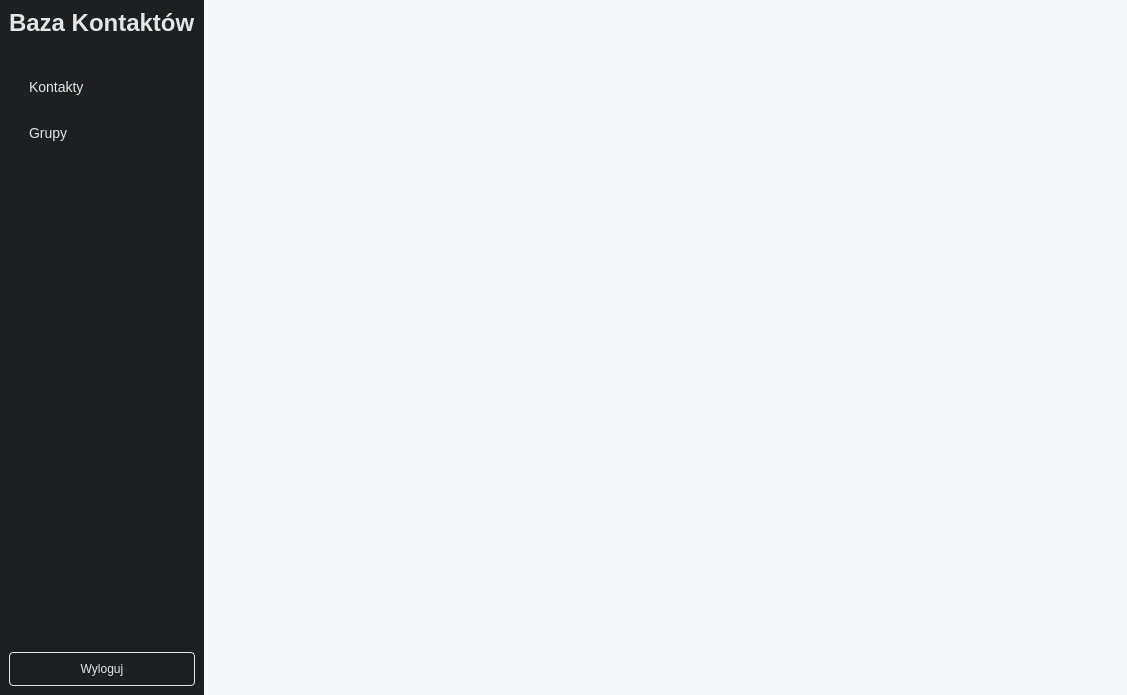
Old version of the form dashboard.ui in the repository Karoleqk/Baza-Kontaktow.
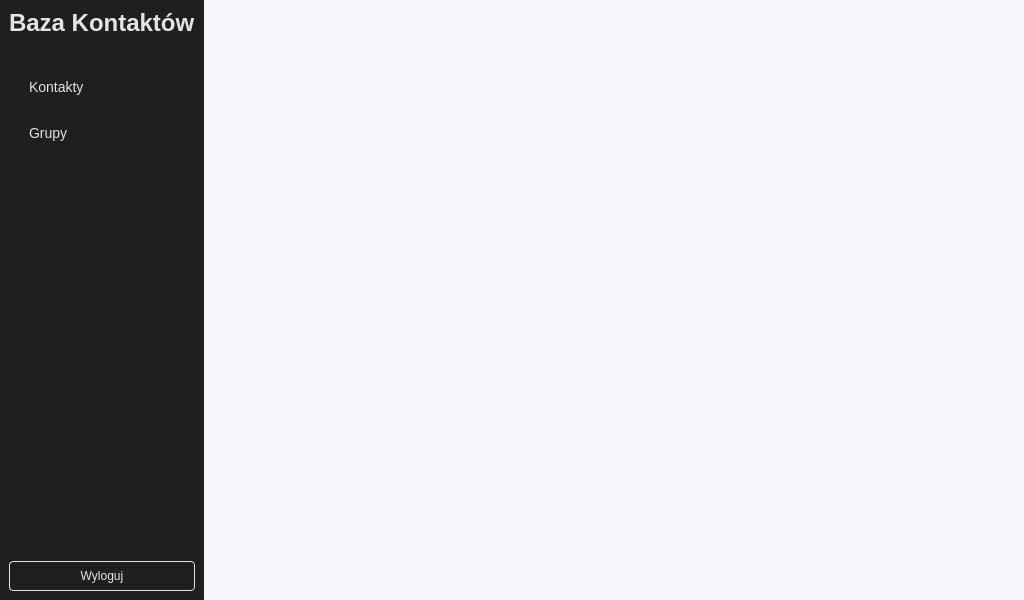
New version of the form. The open tabs and pages were chosen to show the change. Icons and pictures are not drawn.

What changed in the file:
```diff
--- a/dashboard.ui
+++ b/dashboard.ui
@@ -6,8 +6,8 @@
    <rect>
     <x>0</x>
     <y>0</y>
-    <width>1127</width>
-    <height>695</height>
+    <width>1024</width>
+    <height>600</height>
    </rect>
   </property>
   <property name="sizePolicy">
@@ -67,8 +67,7 @@
 	color: #E5E5E5;
 	border: 1px solid #E5E5E5;
 	text-decoration: none;
-	padding-top: 9px;
-	padding-bottom: 9px;
+	padding: 7px 12px;
 	font-size: 12px;
 }
 
```
Left out of the diff: 2 changed lines with no effect on the pictures.
